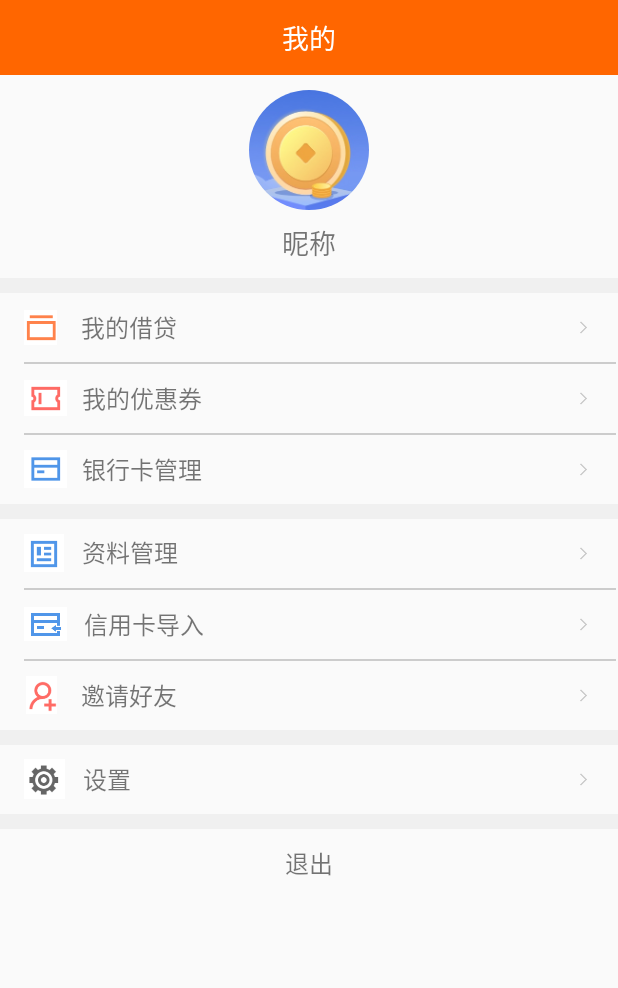
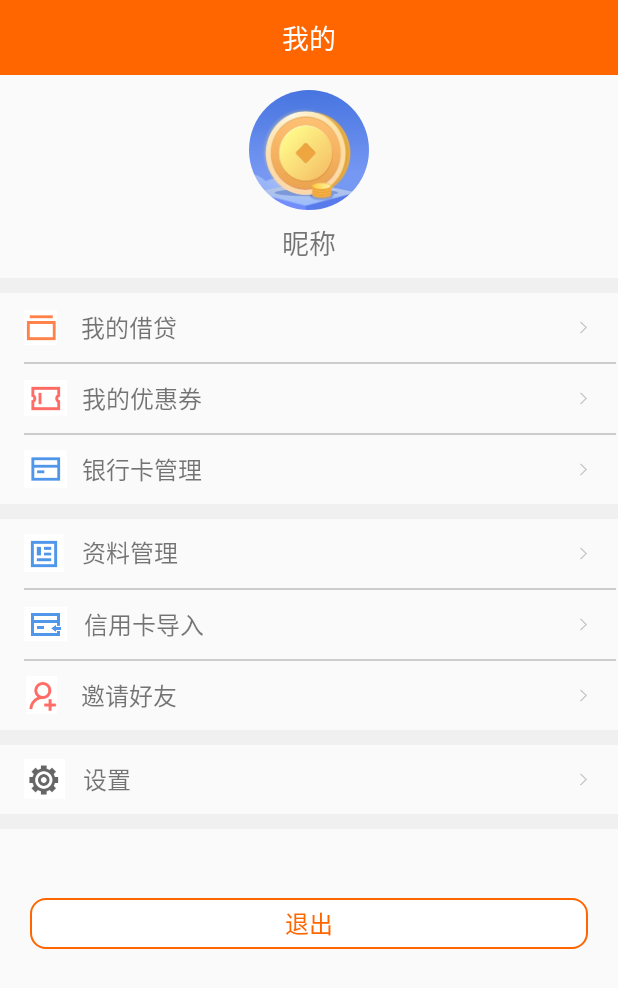
Before and after one commit to kaka17/Reliability, an Android app: the layout mine_fragment.xml on its own in the app's theme, with its tools: preview values and no code run, on a phone screen of 412 x 824 dp. Shown: the top 988 px of the screen. Run offline under Robolectric (Android 15) with nearby library versions, the phone set to English and light mode, and no system bars.

Commit message:
优化  ui

```diff
--- a/app/src/main/res/layout/mine_fragment.xml
+++ b/app/src/main/res/layout/mine_fragment.xml
@@ -17,6 +17,16 @@
             android:textSize="18sp"
             android:text="我的" />
     </RelativeLayout>
+    <ScrollView
+        android:layout_width="match_parent"
+        android:layout_height="match_parent"
+        >
+    <LinearLayout
+        android:layout_width="match_parent"
+        android:layout_height="match_parent"
+        android:orientation="vertical"
+        >
+
 
     <com.kaiser.reliability.view.CircleImageView
         android:layout_width="80dp"
@@ -286,6 +296,7 @@
         android:layout_width="match_parent"
         android:layout_height="46dp"
         android:orientation="horizontal"
+        android:visibility="visible"
         >
 
         <ImageView
@@ -319,26 +330,34 @@
         android:layout_width="match_parent"
         android:layout_height="10dp"
         android:background="@color/grayBg"
-
         />
     <RelativeLayout
         android:id="@+id/reLoginOut"
         android:layout_width="match_parent"
         android:layout_height="46dp"
         android:orientation="horizontal"
+        android:layout_marginTop="40dp"
         >
 
         <TextView
             android:layout_width="match_parent"
-            android:layout_height="30dp"
+            android:layout_height="34dp"
             android:text="退出"
             android:gravity="center"
-            android:layout_marginRight="30dp"
+            android:layout_marginRight="20dp"
             android:textSize="16sp"
-            android:layout_marginLeft="30dp"
+            android:background="@drawable/loginbg"
+            android:layout_marginLeft="20dp"
             android:layout_centerVertical="true"
+
+            android:textColor="@color/tab_main"
             />
 
     </RelativeLayout>
-
+        <View
+            android:layout_width="match_parent"
+            android:layout_height="30dp"
+            />
+    </LinearLayout>
+    </ScrollView>
 </LinearLayout>
```
Also changed, not shown: app/src/main/java/com/kaiser/reliability/activity/LoginActivity.java (+6 -1 lines), app/src/main/java/com/kaiser/reliability/activity/MyInfoActivity.java (+11 -7 lines), app/src/main/java/com/kaiser/reliability/activity/RegistActivity.java (+6 -1 lines), app/src/main/java/com/kaiser/reliability/fragment/loanfragment/LoanFragment.java (+21 -3 lines), app/src/main/res/layout/activity_login.xml (+1 -16 lines).
